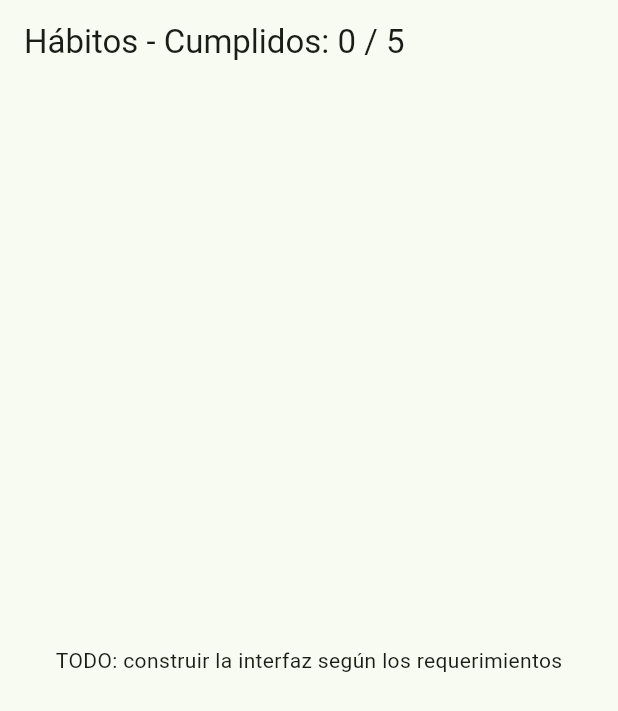
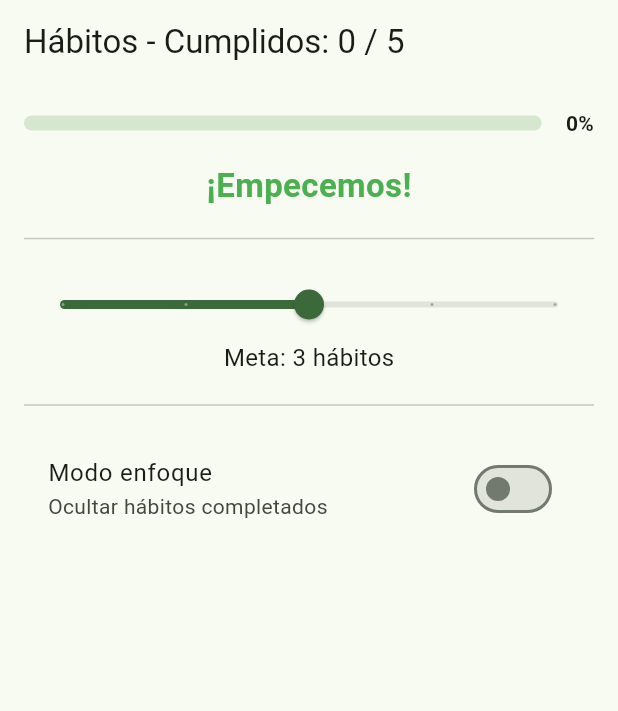
Before and after one commit to LennyServino/lab_habitos, a Flutter app: the screen it shows after launch, on a phone screen of 412 x 824 dp. Shown: the top 711 px of the screen. Run offline on Flutter 3.47's test engine with Material 3 defaults, Android fonts, the phone set to English and light mode, and no system bars.

Commit message:
barra de estado, slider y modo enfoque UI

```diff
--- a/lib/main.dart
+++ b/lib/main.dart
@@ -114,8 +114,88 @@ class _PanelHabitosState extends State<PanelHabitos> {
           'Hábitos - Cumplidos: $_totalCumplidos / ${_habitos.length}',
         ),
       ),
-      body: const Center(
-        child: Text('TODO: construir la interfaz según los requerimientos'),
+      body: ListView(
+        padding: const EdgeInsets.all(16.0),
+        children: [
+          // 1. Barra de progreso y porcentaje
+          Row(
+            children: [
+              Expanded(
+                child: LinearProgressIndicator(
+                  value: _progreso, // Este valor va de 0.0 a 1.0
+                  minHeight: 10,
+                  borderRadius: BorderRadius.circular(5),
+                ),
+              ),
+              const SizedBox(width: 16),
+              Text(
+                '${(_progreso * 100).round()}%',
+                style: const TextStyle(fontWeight: FontWeight.bold),
+              ),
+            ],
+          ),
+          const SizedBox(height: 16),
+
+          // 2. Mensaje motivacional
+          Center(
+            child: Text(
+              _mensaje,
+              style: const TextStyle(
+                fontSize: 22,
+                fontWeight: FontWeight.bold,
+                color: Colors.green,
+              ),
+            ),
+          ),
+          const Divider(height: 40),
+
+          // 3. Slider de meta del día
+          Column(
+            children: [
+              Slider(
+                value: _meta.toDouble(),
+                min: 1,
+                max: _habitos.length.toDouble(),
+                divisions: _habitos.length - 1,
+                onChanged: _cambiarMeta,
+              ),
+              Row(
+                mainAxisAlignment: MainAxisAlignment.center,
+                children: [
+                  Text(
+                    'Meta: $_meta hábitos',
+                    style: const TextStyle(fontSize: 16),
+                  ),
+                  // Muestra el distintivo solo si se alcanza la meta
+                  if (_metaAlcanzada) ...[
+                    const SizedBox(width: 10),
+                    const Chip(
+                      label: Text(
+                        '¡Meta alcanzada!',
+                        style: TextStyle(color: Colors.white, fontSize: 12),
+                      ),
+                      backgroundColor: Colors.green,
+                      padding: EdgeInsets.zero,
+                    ),
+                  ],
+                ],
+              ),
+            ],
+          ),
+          const Divider(height: 40),
+
+          // 4. Switch de Modo enfoque
+          SwitchListTile(
+            title: const Text('Modo enfoque'),
+            subtitle: const Text('Ocultar hábitos completados'),
+            value: _enfoque,
+            onChanged: _alternarEnfoque,
+          ),
+
+          // TODO: Agregar la lista de hábitos
+
+          // TODO: Agregar sección de notas y botón de reinicio
+        ],
       ),
     );
   }
```
